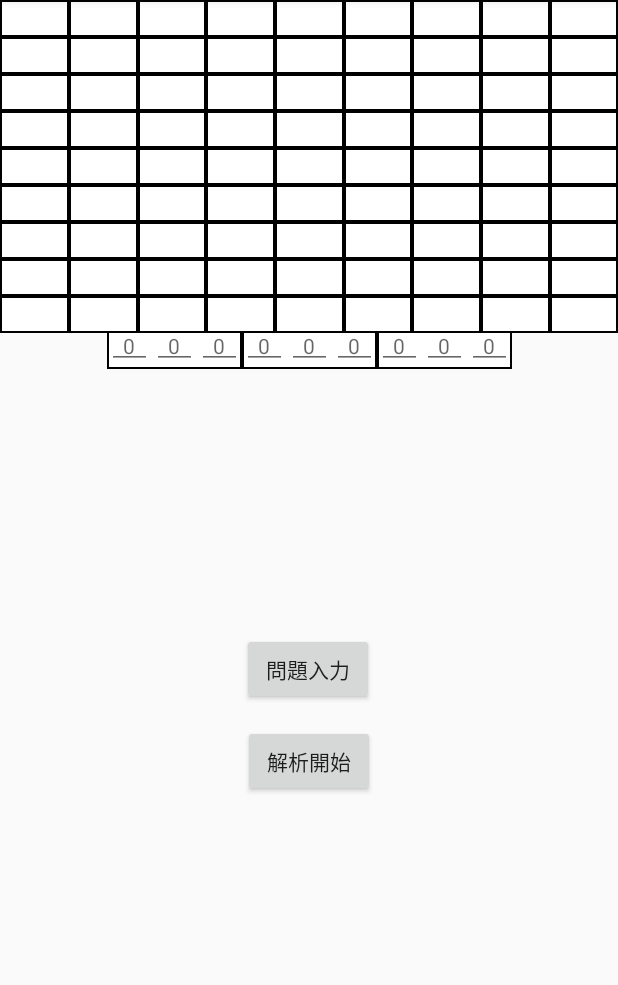
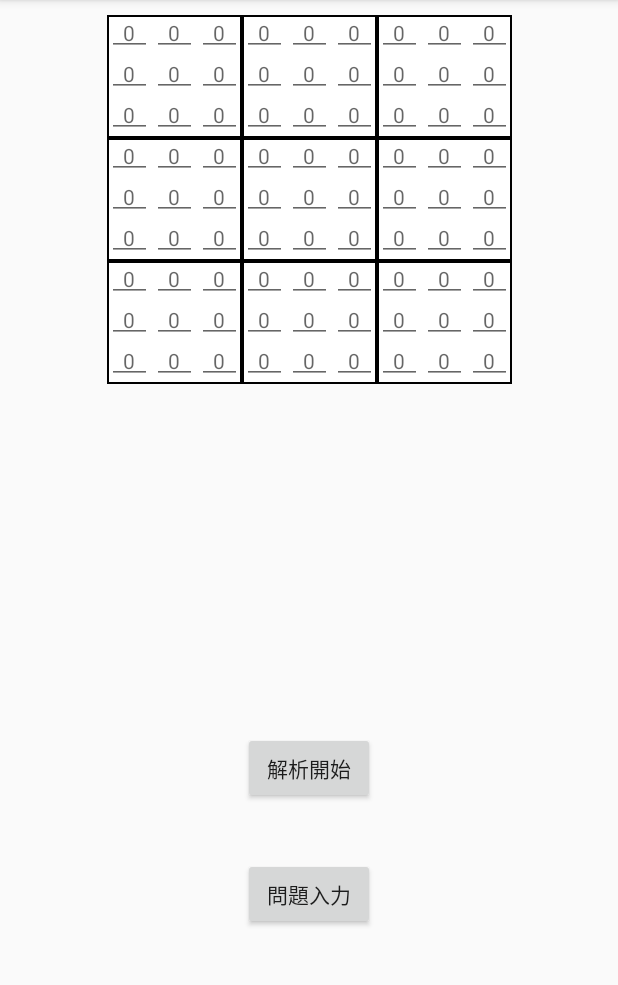
Before and after one commit to set-uu/number_place, an Android app: the fragment SecondFragment placed in its activity, on a phone screen of 412 x 824 dp, the part 84-1069 px from its top. Run offline under Robolectric (Android 15) with nearby library versions, the phone set to English and light mode, and no system bars; our stand-ins replace AdMob; 6 statements that could not run were skipped.

Commit message:
結果画面のレイアウト修正

```diff
--- a/app/src/main/res/layout/fragment_first.xml
+++ b/app/src/main/res/layout/fragment_first.xml
@@ -6,23 +6,12 @@
     android:layout_height="match_parent"
     tools:context=".FirstFragment">
 
-    <!--    <com.uu.set.numberplace.view.Cell-->
-    <!--        android:layout_width="wrap_content"-->
-    <!--        android:layout_height="wrap_content" />-->
-    <!--  やりたいこと
-      3*3ブロックを一つのレイアウトとして読み込みたい
-      ブロックを3*3のレイアウトとして読み込みたい
-      表示した隠せるの値から解決に導きたい
-      インプットは行列の2次元配列として持っている
-      viewのセル＝モデルのセル
-      viewのboard＝モデルのboard
-      -->
     <include
         android:id="@+id/board"
         layout="@layout/board_grid"
         android:layout_width="wrap_content"
-
         android:layout_height="wrap_content"
+        android:layout_marginTop="@dimen/top_margin"
         app:layout_constraintEnd_toEndOf="parent"
         app:layout_constraintHorizontal_bias="0.5"
         app:layout_constraintStart_toStartOf="parent"
@@ -42,6 +31,6 @@
     <include
         android:id="@+id/ad"
         layout="@layout/ad"
-        tools:layout_editor_absoluteY="682dp" />
+        app:layout_constraintBottom_toBottomOf="parent" />
 
 </androidx.constraintlayout.widget.ConstraintLayout>
--- a/app/src/main/res/layout/fragment_second.xml
+++ b/app/src/main/res/layout/fragment_second.xml
@@ -7,8 +7,15 @@
     tools:context=".SecondFragment">
 
     <include
-        android:id="@+id/include"
-        layout="@layout/board" />
+        android:id="@+id/board"
+        layout="@layout/board_grid"
+        android:layout_width="wrap_content"
+        android:layout_height="wrap_content"
+        android:layout_marginTop="@dimen/top_margin"
+        app:layout_constraintEnd_toEndOf="parent"
+        app:layout_constraintHorizontal_bias="0.5"
+        app:layout_constraintStart_toStartOf="parent"
+        app:layout_constraintTop_toTopOf="parent" />
 
     <androidx.appcompat.widget.AppCompatTextView
         android:id="@+id/resolve_status"
@@ -16,25 +23,24 @@
         android:layout_height="wrap_content"
         app:layout_constraintBottom_toTopOf="@+id/return_input"
         app:layout_constraintEnd_toEndOf="parent"
+        app:layout_constraintHorizontal_bias="0.5"
         app:layout_constraintStart_toStartOf="parent"
-        app:layout_constraintTop_toBottomOf="@+id/include" />
+        app:layout_constraintTop_toBottomOf="@+id/board" />
 
     <Button
         android:id="@+id/return_input"
         android:layout_width="wrap_content"
         android:layout_height="wrap_content"
-        android:layout_marginBottom="208dp"
         android:text="@string/previous"
-        app:layout_constraintBottom_toTopOf="@+id/include3"
+        app:layout_constraintBottom_toTopOf="@+id/ad"
         app:layout_constraintEnd_toEndOf="parent"
-        app:layout_constraintHorizontal_bias="0.498"
+        app:layout_constraintHorizontal_bias="0.5"
         app:layout_constraintStart_toStartOf="parent"
-        app:layout_constraintTop_toBottomOf="@+id/resolve_status"
-        app:layout_constraintVertical_bias="0.16" />
+        app:layout_constraintTop_toBottomOf="@+id/resolve_status" />
 
     <include
-        android:id="@+id/include3"
+        android:id="@+id/ad"
         layout="@layout/ad"
-        tools:layout_editor_absoluteY="682dp" />
+        app:layout_constraintBottom_toBottomOf="parent" />
 
 </androidx.constraintlayout.widget.ConstraintLayout>
--- a/app/src/main/res/values/dimens.xml
+++ b/app/src/main/res/values/dimens.xml
@@ -2,4 +2,5 @@
     <dimen name="fab_margin">16dp</dimen>
     <dimen name="cell_size">20dp</dimen>
     <dimen name="cell_padding">2dp</dimen>
+    <dimen name="top_margin">10dp</dimen>
 </resources>
```
